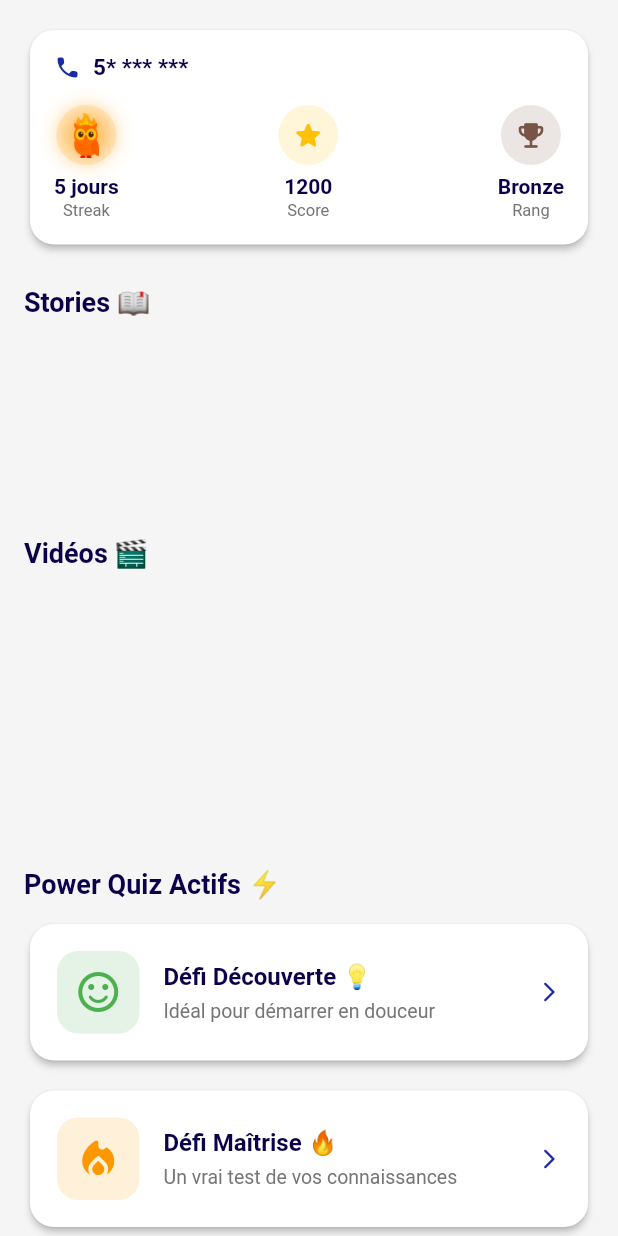
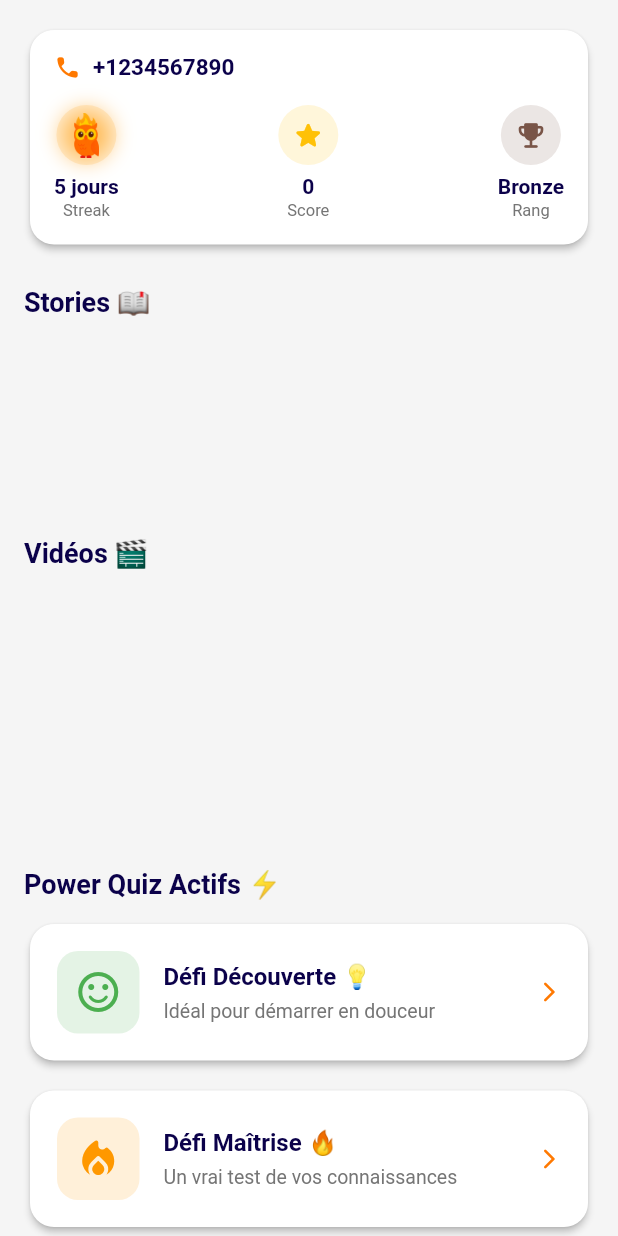
Before and after one commit to lawi55/flexee-academy, a Flutter app: the screen it shows after launch, on a phone screen of 412 x 824 dp. Run offline on Flutter 3.47's test engine with Material 3 defaults, Android fonts, the phone set to English and light mode, and no system bars; our stand-ins replace chewie, confetti, shared_preferences, video_player; missing offline and left inert: dart:html; network calls fail.

Commit message:
major fixes

```diff
--- a/lib/main.dart
+++ b/lib/main.dart
@@ -1,7 +1,6 @@
 import 'package:flexeeacademy_webview/screens/education/home_education_screen.dart';
 import 'package:flexeeacademy_webview/services/home_bootstrap_service.dart';
 import 'package:flexeeacademy_webview/services/mock_token_validation.dart';
-import 'package:flexeeacademy_webview/web/token_reader.dart';
 import 'package:flutter/material.dart';
 
 void main() {
@@ -14,8 +13,10 @@ class FlexeeAcademyApp extends StatelessWidget {
 
   @override
   Widget build(BuildContext context) {
-    final token = "hello"; // TokenReader.getTokenFromUrl();
-    final phoneNumber = "+1234567890"; // TokenReader.getPhoneNumberFromUrl();
+    /// 🔧 DUMMY DATA (for now)
+    /// Later → replace with TokenReader / JS bridge
+    const String? token = 'valid_token_example';
+    const String phoneNumber = "+1234567890";
 
     return MaterialApp(
       title: 'Flexee Academy',
@@ -26,17 +27,22 @@ class FlexeeAcademyApp extends StatelessWidget {
         useMaterial3: false,
       ),
       home:
-          token == null
+          token == null || token.isEmpty
               ? const MissingTokenScreen()
-              : TokenGateScreen(token: token),
+              : TokenGateScreen(token: token, phoneNumber: phoneNumber),
     );
   }
 }
 
 class TokenGateScreen extends StatelessWidget {
   final String token;
+  final String phoneNumber;
 
-  const TokenGateScreen({super.key, required this.token});
+  const TokenGateScreen({
+    super.key,
+    required this.token,
+    required this.phoneNumber,
+  });
 
   @override
   Widget build(BuildContext context) {
@@ -44,7 +50,7 @@ class TokenGateScreen extends StatelessWidget {
 
     switch (status) {
       case TokenStatus.valid:
-        return BootstrapScreen(token: token);
+        return BootstrapScreen(token: token, phoneNumber: phoneNumber);
 
       case TokenStatus.expired:
         return const TokenExpiredScreen();
@@ -58,9 +64,13 @@ class TokenGateScreen extends StatelessWidget {
 
 class BootstrapScreen extends StatefulWidget {
   final String token;
-  final String? phoneNumber;
+  final String phoneNumber;
 
-  const BootstrapScreen({super.key, required this.token, this.phoneNumber});
+  const BootstrapScreen({
+    super.key,
+    required this.token,
+    required this.phoneNumber,
+  });
 
   @override
   State<BootstrapScreen> createState() => _BootstrapScreenState();
@@ -83,12 +93,15 @@ class _BootstrapScreenState extends State<BootstrapScreen> {
       final storiesRes = await fetchStories(widget.token);
       final videosRes = await fetchVideos(widget.token);
 
+      if (!mounted) return;
+
       setState(() {
         stories = storiesRes;
         videos = videosRes;
         _loading = false;
       });
     } catch (_) {
+      if (!mounted) return;
       setState(() => _loading = false);
     }
   }
@@ -96,20 +109,17 @@ class _BootstrapScreenState extends State<BootstrapScreen> {
   @override
   Widget build(BuildContext context) {
     if (_loading) {
-      return const Scaffold(
-        body: Center(child: CircularProgressIndicator()),
-      );
+      return const Scaffold(body: Center(child: CircularProgressIndicator()));
     }
 
     return HomeNewScreen(
       token: widget.token,
-      phoneNumber: widget.phoneNumber ?? '',
+      phoneNumber: widget.phoneNumber,
       stories: stories,
       videos: videos,
     );
   }
 }
-
 
 class MissingTokenScreen extends StatelessWidget {
   const MissingTokenScreen({super.key});
@@ -150,10 +160,7 @@ class TokenInvalidScreen extends StatelessWidget {
   Widget build(BuildContext context) {
     return const Scaffold(
       body: Center(
-        child: Text(
-          "Accès non autorisé.",
-          textAlign: TextAlign.center,
-        ),
+        child: Text("Accès non autorisé.", textAlign: TextAlign.center),
       ),
     );
   }
--- a/lib/screens/education/home_education_screen.dart
+++ b/lib/screens/education/home_education_screen.dart
@@ -1,9 +1,10 @@
+import 'package:flexeeacademy_webview/services/score_service.dart';
 import 'package:flutter/material.dart';
 import 'story_detail_screen.dart';
 import 'video_player_screen.dart';
 import 'quizz_detail_screen.dart';
 
-class HomeNewScreen extends StatelessWidget {
+class HomeNewScreen extends StatefulWidget {
   final String token;
   final String phoneNumber;
   final List<dynamic> stories;
@@ -18,6 +19,28 @@ class HomeNewScreen extends StatelessWidget {
   });
 
   @override
+  State<HomeNewScreen> createState() => _HomeNewScreenState();
+}
+
+class _HomeNewScreenState extends State<HomeNewScreen> {
+  int _totalScore = 0;
+
+  @override
+  void initState() {
+    super.initState();
+    _loadScore();
+  }
+
+  Future<void> _loadScore() async {
+    final score = await ScoreService.getTotalScore();
+    if (mounted) {
+      setState(() {
+        _totalScore = score;
+      });
+    }
+  }
+
+  @override
   Widget build(BuildContext context) {
     return Scaffold(
       backgroundColor: Colors.grey[100],
@@ -27,13 +50,13 @@ class HomeNewScreen extends StatelessWidget {
           const SizedBox(height: 16),
 
           // 👤 USER STATS HEADER
-          _buildUserStatsHeader(),
+          _buildUserStatsHeader(_totalScore, widget.phoneNumber),
 
           const SizedBox(height: 24),
 
           _sectionTitle("Stories 📖"),
           const SizedBox(height: 12),
-          buildStoriesRow(stories, token),
+          buildStoriesRow(widget.stories, widget.token),
 
           const SizedBox(height: 24),
           _sectionTitle("Vidéos 🎬"),
@@ -94,7 +117,7 @@ class HomeNewScreen extends StatelessWidget {
   }
 
   Widget _buildWeeklyVideos(BuildContext context) {
-    final weeklyVideos = videos.take(5).toList();
+    final weeklyVideos = widget.videos.take(5).toList();
 
     return SizedBox(
       height: 160,
@@ -149,7 +172,7 @@ class HomeNewScreen extends StatelessWidget {
                     const Icon(
                       Icons.play_circle_fill_rounded,
                       size: 56,
-                      color: Color(0xFF1B29A4), // blue play button
+                      color: Color((0xFFFF7901)), // blue play button
                     ),
                   ],
                 ),
@@ -172,19 +195,22 @@ class HomeNewScreen extends StatelessWidget {
     return Padding(
       padding: const EdgeInsets.symmetric(horizontal: 16),
       child: GestureDetector(
-        onTap: () {
-          Navigator.push(
+        onTap: () async {
+          await Navigator.push(
             context,
             MaterialPageRoute(
               builder:
                   (_) => QuizDetailScreen(
-                    token: token,
+                    token: widget.token,
                     difficulty: difficulty,
                     quizTitle: title,
                   ),
             ),
           );
+
+          _loadScore();
         },
+
         child: Card(
           elevation: 2,
           shape: RoundedRectangleBorder(
@@ -250,12 +276,10 @@ class HomeNewScreen extends StatelessWidget {
                     ),
                   ),
                 ), */
-
-
                 const Icon(
                   Icons.arrow_forward_ios_rounded,
                   size: 16,
-                  color: Color(0xFF1B29A4),
+                  color: Color((0xFFFF7901)),
                 ),
               ],
             ),
@@ -352,7 +376,7 @@ Widget buildStoriesRow(List<dynamic> stories, String token) {
   );
 }
 
-Widget _buildUserStatsHeader() {
+Widget _buildUserStatsHeader(int totalScore, String phoneNumber) {
   return Padding(
     padding: const EdgeInsets.symmetric(horizontal: 16),
     child: Card(
@@ -365,12 +389,12 @@ Widget _buildUserStatsHeader() {
           children: [
             // Phone number
             Row(
-              children: const [
-                Icon(Icons.phone_rounded, size: 18, color: Color(0xFF1B29A4)),
+              children: [
+                Icon(Icons.phone_rounded, size: 18, color: Color(0xFFFF7901)),
                 SizedBox(width: 8),
                 Text(
-                  "5* *** ***",
-                  style: TextStyle(
+                  phoneNumber,
+                  style: const TextStyle(
                     fontSize: 15,
                     fontWeight: FontWeight.w600,
                     color: Color(0xFF0B014A),
@@ -395,9 +419,10 @@ Widget _buildUserStatsHeader() {
                 _statItem(
                   icon: Icons.star_rounded,
                   label: "Score",
-                  value: "1200",
+                  value: totalScore.toString(),
                   color: Colors.amber,
                 ),
+
                 _statItem(
                   icon: Icons.emoji_events_rounded,
                   label: "Rang",
--- /dev/null
+++ b/lib/services/score_service.dart
@@ -0,0 +1,24 @@
+import 'package:shared_preferences/shared_preferences.dart';
+
+class ScoreService {
+  static const String _totalScoreKey = 'total_score';
+
+  /// Get total accumulated score
+  static Future<int> getTotalScore() async {
+    final prefs = await SharedPreferences.getInstance();
+    return prefs.getInt(_totalScoreKey) ?? 0;
+  }
+
+  /// Add points to total score
+  static Future<void> addScore(int points) async {
+    final prefs = await SharedPreferences.getInstance();
+    final current = prefs.getInt(_totalScoreKey) ?? 0;
+    await prefs.setInt(_totalScoreKey, current + points);
+  }
+
+  /// Reset score (for testing / logout)
+  static Future<void> resetScore() async {
+    final prefs = await SharedPreferences.getInstance();
+    await prefs.remove(_totalScoreKey);
+  }
+}
--- a/pubspec.yaml
+++ b/pubspec.yaml
@@ -38,6 +38,7 @@ dependencies:
   video_player: ^2.9.2
   chewie: ^1.8.5
   confetti: ^0.7.0
+  shared_preferences: ^2.2.2
 
 dev_dependencies:
   flutter_test:
```
Also changed, not shown: lib/screens/education/quizz_detail_screen.dart (+44 -50 lines), lib/screens/token_gate_screen.dart (deleted, +0 -58 lines), pubspec.lock, 4 other files.
